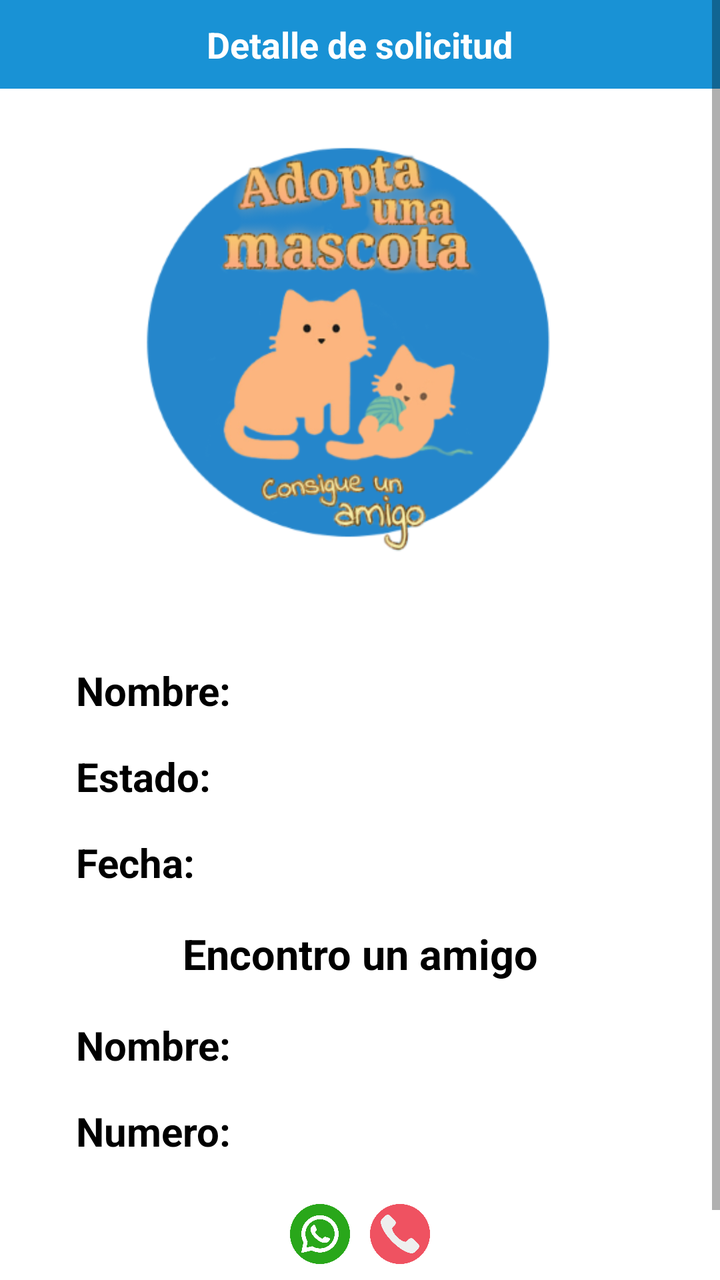
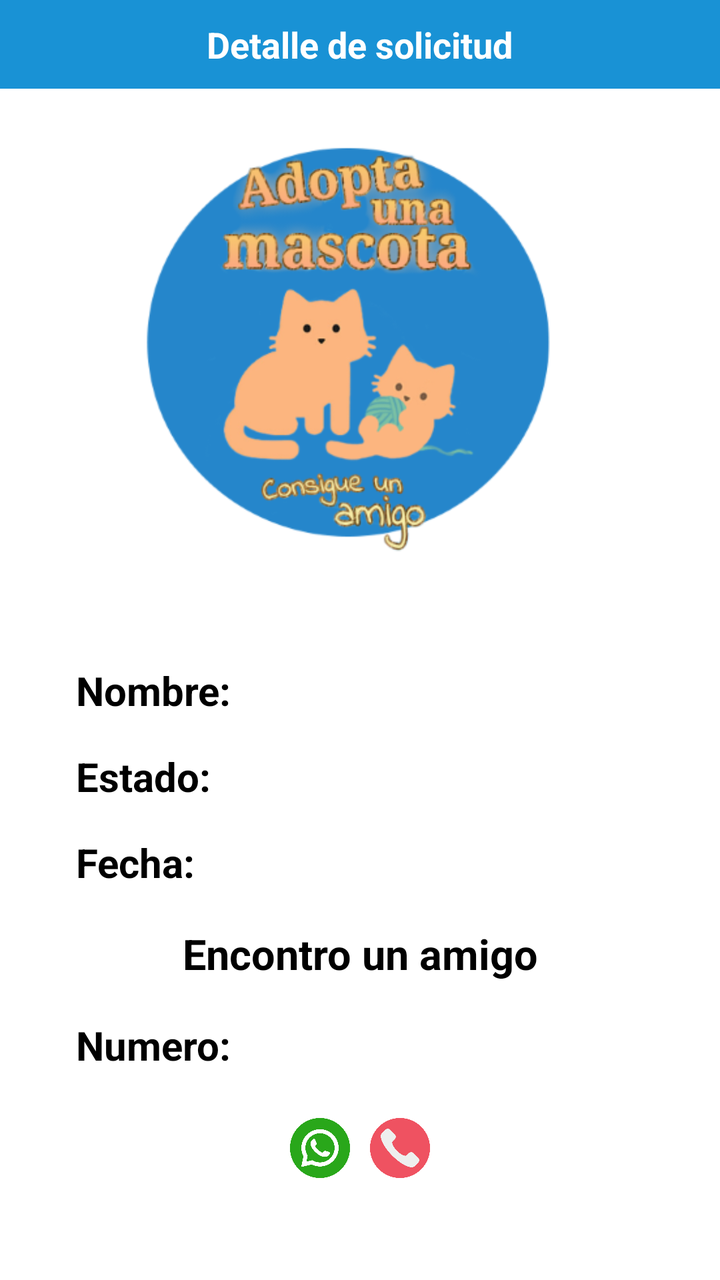

An Android layout rendered at two revisions. The XML below is the earlier revision; the diff shows what the commit changed to produce the second picture.
<!-- AndroidManifest.xml: activity theme AppThemeLogin -->
<!-- res/layout/activity_detalle_adopcion.xml -->
<?xml version="1.0" encoding="utf-8"?>
<ScrollView xmlns:android="http://schemas.android.com/apk/res/android"
    xmlns:app="http://schemas.android.com/apk/res-auto"
    xmlns:tools="http://schemas.android.com/tools"
    android:layout_width="match_parent"
    android:layout_height="match_parent"
    tools:context=".DetalleAdopcionActivity">

    <androidx.constraintlayout.widget.ConstraintLayout
        android:layout_width="match_parent"
        android:layout_height="wrap_content">

        <LinearLayout
            android:id="@+id/linearLayout"
            android:layout_width="match_parent"
            android:layout_height="wrap_content"
            android:background="@color/app_color"
            android:gravity="center_horizontal"
            android:padding="10dp"
            app:layout_constraintEnd_toEndOf="parent"
            app:layout_constraintStart_toStartOf="parent"
            app:layout_constraintTop_toTopOf="parent">

            <TextView
                android:layout_width="wrap_content"
                android:layout_height="wrap_content"
                android:gravity="center"
                android:text="Detalle de solicitud"
                android:textColor="@color/white"
                android:textSize="18sp"
                android:textStyle="bold" />
        </LinearLayout>

        <LinearLayout
            android:layout_width="match_parent"
            android:layout_height="wrap_content"
            android:layout_margin="10dp"
            android:orientation="vertical"
            android:padding="10dp"
            app:layout_constraintBottom_toBottomOf="parent"
            app:layout_constraintEnd_toEndOf="parent"
            app:layout_constraintStart_toStartOf="parent"
            app:layout_constraintTop_toBottomOf="@+id/linearLayout">

            <ImageView
                android:id="@+id/publication_image_s"
                android:layout_width="match_parent"
                android:layout_height="wrap_content"
                android:adjustViewBounds="true"
                android:contentDescription="@string/app_name"
                android:scaleType="centerCrop"
                android:src="@drawable/portada" />

            <LinearLayout
                android:layout_width="match_parent"
                android:layout_height="wrap_content"
                android:layout_marginTop="30dp"
                android:layout_marginBottom="20dp"
                android:orientation="vertical">

                <TableLayout
                    android:id="@+id/table"
                    android:layout_width="match_parent"
                    android:layout_height="wrap_content"
                    android:layout_margin="10dp"
                    android:stretchColumns="1">

                    <TableRow>

                        <TextView
                            android:layout_column="0"
                            android:layout_margin="5dp"
                            android:padding="3dip"
                            android:text="Nombre:"
                            android:textColor="@color/black"
                            android:textSize="20sp"
                            android:textStyle="bold" />

                        <TextView
                            android:id="@+id/nameS"
                            android:layout_margin="5dp"
                            android:padding="3dip"
                            android:textColor="@color/app_color"
                            android:textSize="18sp" />
                    </TableRow>

                    <TableRow>

                        <TextView
                            android:layout_column="0"
                            android:layout_margin="5dp"
                            android:padding="3dip"
                            android:text="Estado:"
                            android:textColor="@color/black"
                            android:textSize="20sp"
                            android:textStyle="bold" />

                        <TextView
                            android:id="@+id/estadoS"
                            android:layout_margin="5dp"
                            android:padding="3dip"
                            android:textColor="@color/app_color"
                            android:textSize="18sp" />
                    </TableRow>

                    <TableRow>

                        <TextView
                            android:layout_column="0"
                            android:layout_margin="5dp"
                            android:padding="3dip"
                            android:text="Fecha:"
                            android:textColor="@color/black"
                            android:textSize="20sp"
                            android:textStyle="bold" />

                        <TextView
                            android:id="@+id/fechaS"
                            android:layout_margin="5dp"
                            android:padding="3dip"
                            android:textColor="@color/app_color"
                            android:textSize="18sp" />
                    </TableRow>

                </TableLayout>

                <TextView
                    android:id="@+id/tr"
                    android:layout_width="match_parent"
                    android:layout_height="wrap_content"
                    android:gravity="center"
                    android:text="Encontro un amigo"
                    android:textColor="@color/black"
                    android:textSize="21sp"
                    android:textStyle="bold" />

                <TableLayout
                    android:layout_width="match_parent"
                    android:layout_height="wrap_content"
                    android:layout_margin="10dp"
                    android:stretchColumns="1">

                    <TableRow>

                        <TextView
                            android:layout_column="0"
                            android:layout_margin="5dp"
                            android:padding="3dip"
                            android:text="Nombre:"
                            android:textColor="@color/black"
                            android:textSize="20sp"
                            android:textStyle="bold" />

                        <TextView
                            android:id="@+id/nameU"
                            android:layout_margin="5dp"
                            android:padding="3dip"
                            android:textColor="@color/app_color"
                            android:textSize="18sp" />
                    </TableRow>

                    <TableRow>

                        <TextView
                            android:layout_column="0"
                            android:layout_margin="5dp"
                            android:padding="3dip"
                            android:text="Numero:"
                            android:textColor="@color/black"
                            android:textSize="20sp"
                            android:textStyle="bold" />

                        <TextView
                            android:id="@+id/nuemroU"
                            android:layout_margin="5dp"
                            android:padding="3dip"
                            android:textColor="@color/app_color"
                            android:textSize="18sp" />

                    </TableRow>

                </TableLayout>

                <LinearLayout
                    android:id="@+id/sms"
                    android:layout_width="match_parent"
                    android:layout_height="wrap_content"
                    android:layout_below="@+id/table"
                    android:gravity="center_horizontal"
                    android:orientation="horizontal">

                    <ImageView
                        android:id="@+id/whatsapp"
                        android:layout_width="30dp"
                        android:layout_height="30dp"
                        android:layout_margin="5dp"
                        android:contentDescription="@string/app_name"
                        android:src="@drawable/whatsapp" />

                    <ImageView
                        android:id="@+id/llamada"
                        android:layout_width="30dp"
                        android:layout_height="30dp"
                        android:layout_margin="5dp"
                        android:contentDescription="@string/app_name"
                        android:src="@drawable/llamada" />

                </LinearLayout>

            </LinearLayout>

        </LinearLayout>

    </androidx.constraintlayout.widget.ConstraintLayout>


</ScrollView>
<!-- resources referenced by this layout -->
<resources>
  <color name="app_color">#1992D5</color>
  <color name="black">#FF000000</color>
  <color name="white">#FFFFFFFF</color>
  <!-- drawable llamada: png bitmap (drawable, 19817 bytes) -->
  <!-- drawable portada: png bitmap (drawable, 97843 bytes) -->
  <!-- drawable whatsapp: png bitmap (drawable, 30559 bytes) -->
  <string name="app_name">Adopta una Mascota</string>
  <style name="AppThemeLogin" parent="Theme.MaterialComponents.Light.NoActionBar">
          <item name="colorPrimary">@color/app_color</item>
          <item name="colorPrimaryDark">@color/teal_700</item>
          <item name="colorOnPrimary">@color/black</item>
      </style>
  <color name="teal_700">#FF018786</color>
</resources>

<!-- the commit's change to res/layout/activity_detalle_adopcion.xml (unified diff, before → after) -->
@@ -146,25 +146,6 @@
                             android:layout_column="0"
                             android:layout_margin="5dp"
                             android:padding="3dip"
-                            android:text="Nombre:"
-                            android:textColor="@color/black"
-                            android:textSize="20sp"
-                            android:textStyle="bold" />
-
-                        <TextView
-                            android:id="@+id/nameU"
-                            android:layout_margin="5dp"
-                            android:padding="3dip"
-                            android:textColor="@color/app_color"
-                            android:textSize="18sp" />
-                    </TableRow>
-
-                    <TableRow>
-
-                        <TextView
-                            android:layout_column="0"
-                            android:layout_margin="5dp"
-                            android:padding="3dip"
                             android:text="Numero:"
                             android:textColor="@color/black"
                             android:textSize="20sp"
